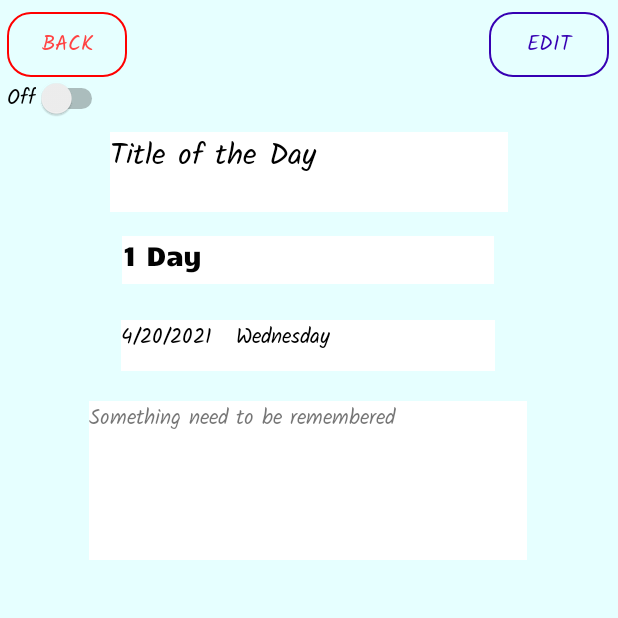
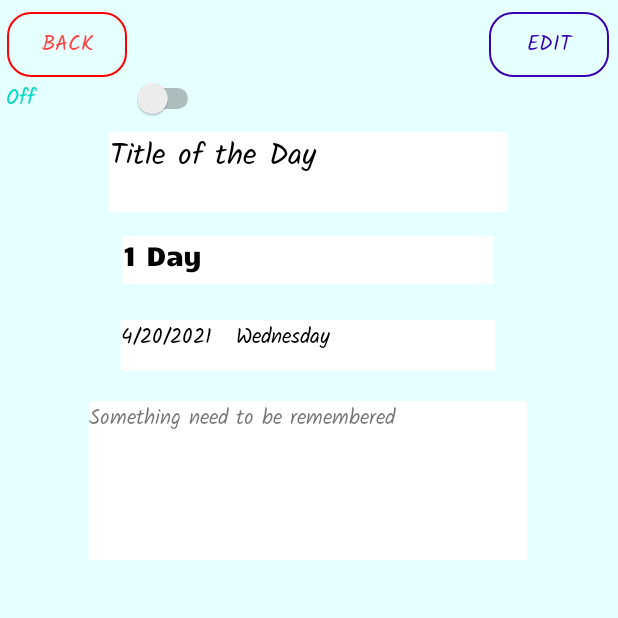
Before and after one commit to huayu1998/Group_Remember, an Android app: the Day screen opened directly, with no data from a screen before it, on a phone screen of 412 x 824 dp, the top half of it. Run offline under Robolectric (Android 15) with nearby library versions, the light colour scheme and no system bars; 6 statements that could not run were skipped.

Commit message:
huayu commit

```diff
--- a/app/src/main/java/com/example/group_remember/Day.java
+++ b/app/src/main/java/com/example/group_remember/Day.java
@@ -132,16 +132,16 @@ public class Day extends AppCompatActivity {
 
                 if (date.getMusic().equals("null")) {
                     musicOnOff.setChecked(false);
-                    musicOnOff.setText("Off");
+                    musicOnOff.setText("Music Off");
                     Toast.makeText(Day.this, "Please select a music first.", Toast.LENGTH_LONG).show();
                 }
                 else {
                     if (isChecked == true) {
-                        musicOnOff.setText("On");
+                        musicOnOff.setText("Music On");
                         mp.start();
                     }
                     else if (isChecked == false) {
-                        musicOnOff.setText("Off");
+                        musicOnOff.setText("Music Off");
                         mp.pause();
                     }
                 }
--- a/app/src/main/res/layout/activity_day.xml
+++ b/app/src/main/res/layout/activity_day.xml
@@ -106,12 +106,13 @@
 
     <Switch
         android:id="@+id/musicOnOff"
-        android:layout_width="wrap_content"
-        android:layout_height="wrap_content"
+        android:layout_width="132dp"
+        android:layout_height="24dp"
         android:layout_marginTop="52dp"
         android:checked="true"
         android:fontFamily="@font/kalam"
-        android:text="On"
+        android:text="Music On"
+        android:textColor="@color/teal_200"
         app:layout_constraintEnd_toEndOf="parent"
         app:layout_constraintHorizontal_bias="0.014"
         app:layout_constraintStart_toStartOf="parent"
```
